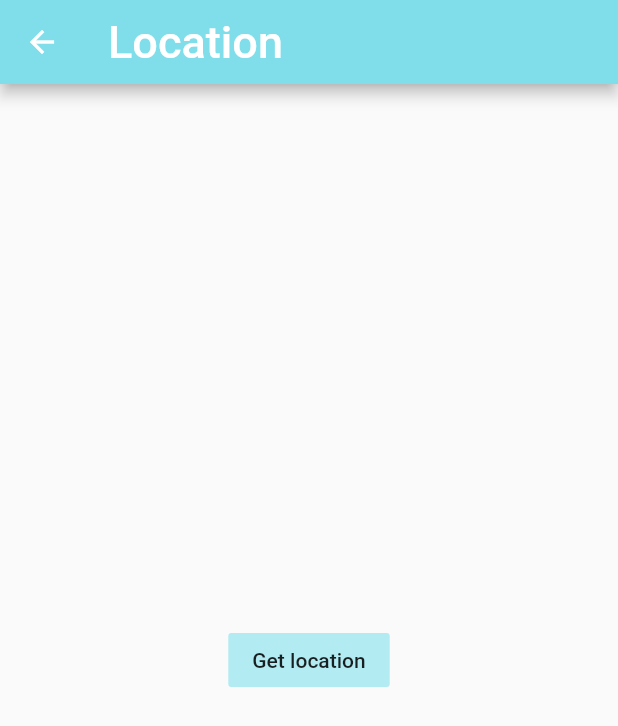
After one commit to e-Pharma/pharma, a Flutter app: the ShareLocation screen opened by its route, after a tap on "Get location", on a phone screen of 412 x 824 dp. The commit adds this screen. Shown: the top 726 px of the screen. Run offline on Flutter 3.47's test engine with Material 2 defaults, Android fonts, the phone set to English and light mode, and no system bars; our stand-ins replace dio, fluro, flutter_map, flutter_spinkit, geolocator, google_maps_flutter and 3 more; missing offline and left inert: folding_cell; accounts and stored records are empty; statements that could not run were skipped.

Commit message:
Drawer folder struture and share_location tab

```diff
--- a/lib/pharma.dart
+++ b/lib/pharma.dart
@@ -2,9 +2,10 @@ import 'package:flutter/material.dart';
 import 'package:epharma/screens/home_screen/home.dart';
 import 'package:epharma/screens/login_screen/login.dart';
 import 'package:epharma/screens/splash_screen/splash.dart';
-import 'package:epharma/screens/my_profile/myProfilePage.dart';
-import 'package:epharma/screens/edit_profile/editProfile.dart';
-import 'package:epharma/screens/notification/notification.dart';
+import 'package:epharma/screens/drawer/my_profile/myProfilePage.dart';
+import 'package:epharma/screens/drawer/edit_profile/editProfile.dart';
+import 'package:epharma/screens/drawer/notification/notification.dart';
+import 'package:epharma/screens/drawer/share_location/share_location.dart';
 import 'package:epharma/screens/map/map.dart';
 
 class PharmaApp extends StatelessWidget {
@@ -24,6 +25,7 @@ class PharmaApp extends StatelessWidget {
         '/edit' : (context) => EditProfile(),
         '/notification' : (context) => Notification_Tab(),
         '/map' : (context) => Map(),
+        '/location' : (context) => ShareLocation(),
       },
     );
   }
--- a/lib/screens/my_profile/myProfilePage.dart
+++ b/lib/screens/drawer/my_profile/myProfilePage.dart
@@ -1,6 +1,6 @@
 import 'package:flutter/material.dart';
 //import 'package:pharma/screens/edit_profile/editProfile.dart';
-import 'package:epharma/screens/edit_profile/editProfile.dart';
+import 'package:epharma/screens/drawer/edit_profile/editProfile.dart';
 
 class Profile extends StatefulWidget {
   @override
--- /dev/null
+++ b/lib/screens/drawer/share_location/share_location.dart
@@ -0,0 +1,80 @@
+import 'package:flutter/material.dart';
+import 'package:flutter/services.dart';
+import 'package:geolocator/geolocator.dart';
+
+class ShareLocation extends StatefulWidget {
+  @override
+  _ShareLocationState createState() => _ShareLocationState();
+}
+
+class _ShareLocationState extends State<ShareLocation> {
+  final Geolocator geolocator = Geolocator()..forceAndroidLocationManager;
+
+  Position _currentPosition;
+  String _currentAddress;
+
+  @override
+  Widget build(BuildContext context) {
+    return Scaffold(
+      appBar: AppBar(
+        title: const Text(
+          'Location',
+          style: TextStyle(
+            color: Colors.white,
+            fontSize: 30.0,
+            fontWeight: FontWeight.w500,
+          ),
+        ),
+        backgroundColor: Colors.cyan[200],
+      ),
+      body: Center(
+        child: Column(
+          mainAxisAlignment: MainAxisAlignment.center,
+          children: <Widget>[
+            if (_currentPosition != null)
+              Text(
+                  "Address: ${_currentAddress}"),
+            FlatButton(
+              child: Text("Get location"),
+              onPressed: () {
+                _getCurrentLocation();
+              },
+              color: Colors.cyan[100],
+            ),
+          ],
+        ),
+      ),
+    );
+  }
+
+  _getCurrentLocation() {
+    geolocator
+        .getCurrentPosition(desiredAccuracy: LocationAccuracy.best)
+        .then((Position position) {
+      setState(() {
+        _currentPosition = position;
+      });
+
+      _getAddressFromLatLng();
+    }).catchError((e) {
+      print(e);
+    });
+  }
+
+  _getAddressFromLatLng() async {
+    try {
+      List<Placemark> p = await geolocator.placemarkFromCoordinates(
+          _currentPosition.latitude, _currentPosition.longitude);
+
+      Placemark place = p[0];
+
+      setState(() {
+        _currentAddress =
+        "${place.locality}, ${place.postalCode}, ${place.country}";
+      });
+    } catch (e) {
+      print(e);
+    }
+  }
+
+}
--- a/lib/screens/home_screen/home.dart
+++ b/lib/screens/home_screen/home.dart
@@ -1,6 +1,6 @@
 import 'dart:async';
 import 'package:flutter/material.dart';
-import 'package:epharma/screens/my_profile/myProfilePage.dart';
+import 'package:epharma/screens/drawer/my_profile/myProfilePage.dart';
 import 'package:folding_cell/folding_cell.dart';
 import 'package:google_maps_flutter/google_maps_flutter.dart';
 import 'package:flutter_map/flutter_map.dart';
@@ -75,16 +75,17 @@ class _HomeScreenState extends State<HomeScreen> {
                   Icons.person,
                   'My Profile',
                   () => {
-                    Navigator.push(
-                      context,
-                      MaterialPageRoute(builder: (context) => Profile()),
-                    ),
-                  },
+                    Navigator.pushNamed(context, '/profile')},
                 ),
                 CustomListTile(
                   Icons.notifications,
                   'Notifications',
                   () => { Navigator.pushNamed(context, '/notification')},
+                ),
+                CustomListTile(
+                  Icons.location_on,
+                  'Share location',
+                      () => { Navigator.pushNamed(context, '/location') },
                 ),
                 CustomListTile(
                   Icons.settings,
--- a/pubspec.yaml
+++ b/pubspec.yaml
@@ -31,6 +31,7 @@ dependencies:
   shared_preferences: 0.5.7+3
   dio: 3.0.9
   fluro: 1.6.3
+  geolocator: ^5.3.2+2
 
 
   # The following adds the Cupertino Icons font to your application.
```
Also changed, not shown: lib/screens/drawer/edit_profile/editProfile.dart (renamed from lib/screens/edit_profile/editProfile.dart), lib/screens/drawer/notification/notification.dart (renamed from lib/screens/notification/notification.dart), pubspec.lock, 1 other file.
